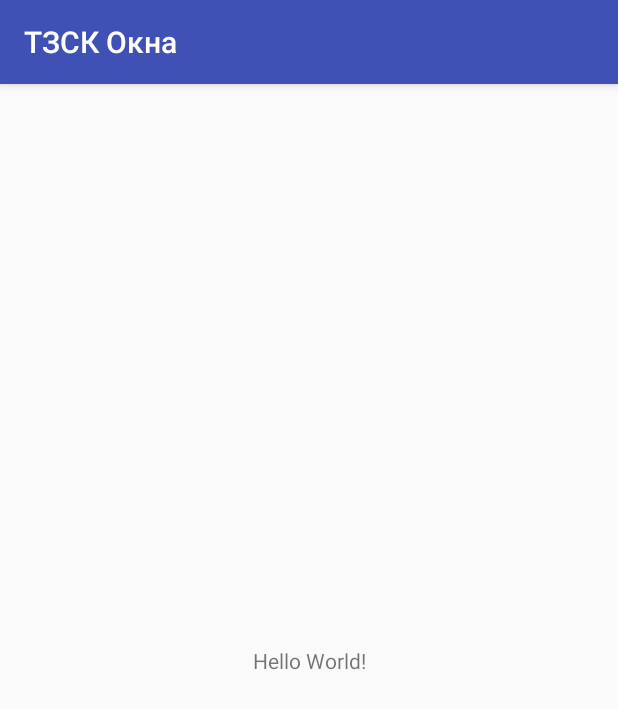
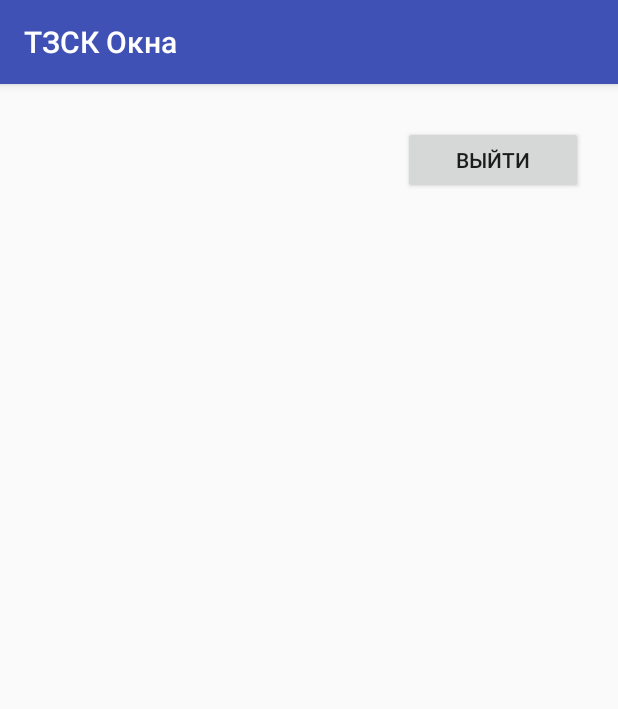
Before and after one commit to barbeu/TZSK-Windows, an Android app: the MainActivity screen opened directly, with no data from a screen before it, on a phone screen of 412 x 824 dp. Shown: the top 709 px of the screen. Run offline under Robolectric (Android 15) with nearby library versions, the phone set to English and light mode, and no system bars.

Commit message:
Added button exit.

```diff
--- a/app/src/main/res/layout/activity_main.xml
+++ b/app/src/main/res/layout/activity_main.xml
@@ -6,13 +6,17 @@
     android:layout_height="match_parent"
     tools:context="com.example.tzadmin.tzsk_windows.MainActivity">
 
-    <TextView
-        android:layout_width="wrap_content"
-        android:layout_height="wrap_content"
-        android:text="Hello World!"
+    <Button
+        android:onClick="onClick"
+        android:id="@+id/btn_exit"
+        android:layout_width="120dp"
+        android:layout_height="45dp"
+        android:text="@string/btn_exit"
         app:layout_constraintBottom_toBottomOf="parent"
         app:layout_constraintLeft_toLeftOf="parent"
         app:layout_constraintRight_toRightOf="parent"
-        app:layout_constraintTop_toTopOf="parent" />
+        app:layout_constraintTop_toTopOf="parent"
+        app:layout_constraintHorizontal_bias="0.92"
+        app:layout_constraintVertical_bias="0.039" />
 
 </android.support.constraint.ConstraintLayout>
--- a/app/src/main/res/values/strings.xml
+++ b/app/src/main/res/values/strings.xml
@@ -1,10 +1,13 @@
 <resources>
     <string name="app_name">ТЗСК Окна</string>
 
-    <!--Login activity -->
+    <!--Login Activity-->
     <string name="title_activity_login">Авторизация</string>
     <string name="btn_login">Войти</string>
     <string name="tb_login">Логин</string>
     <string name="tb_password">Пароль</string>
 
+    <!--Main Activity-->
+    <string name="btn_exit">Выйти</string>
+
 </resources>
```
Also changed, not shown: app/src/main/java/com/example/tzadmin/tzsk_windows/MainActivity.java (+19 -0 lines).
